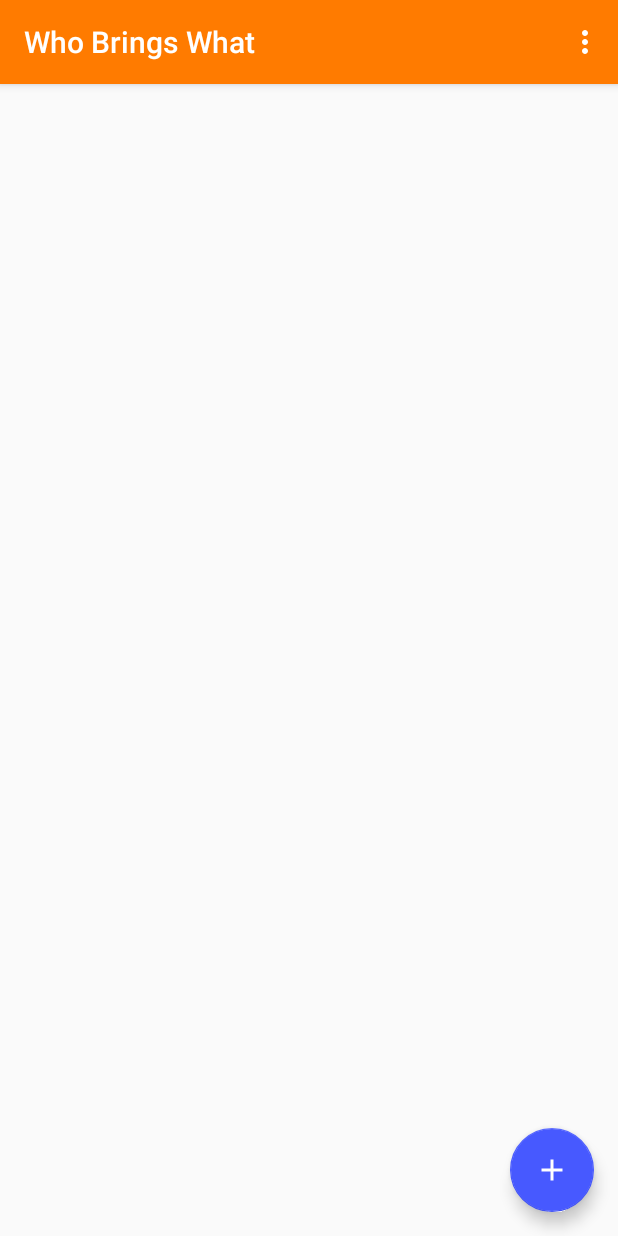
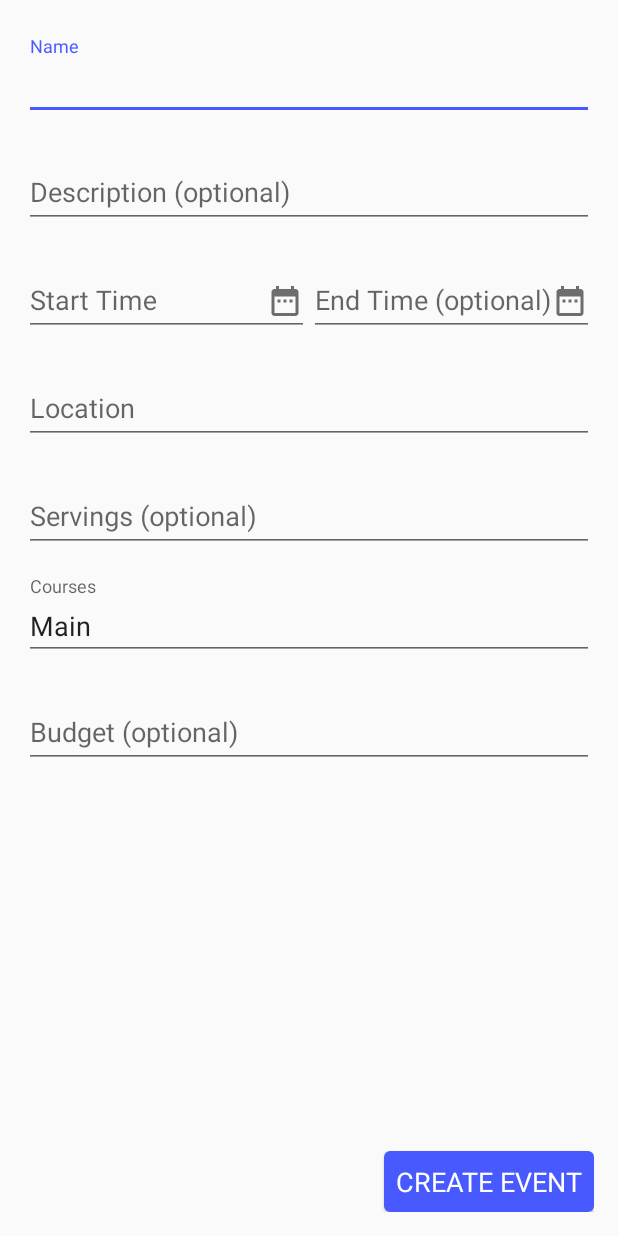
Before and after one commit to AntoinePurnelle/WhoBringsWhat-Android-Java, an Android app: the screen it shows after launch (EventsListActivity before the commit, EventCreationActivity after it), after a tap on an icon or button, on a phone screen of 412 x 824 dp. Run offline under Robolectric (Android 15) with nearby library versions, the phone set to English and light mode, and no system bars; our stand-ins replace ButterKnife, Firebase (no records; nobody signed in at launch, a user with empty details on screens opened directly); libraries missing offline, so code that uses them is left out: com.crashlytics.android, com.evernote.android, com.firebase.ui, io.fabric.sdk, io.github.luizgrp.sectionedrecyclerviewadapter; 5 statements that could not run were skipped.

Commit message:
Event Creation first draft

```diff
--- /dev/null
+++ b/app/src/main/java/net/ouftech/whobringswhat/EventCreationActivity.java
@@ -0,0 +1,156 @@
+/*
+ * Copyright 2018 Antoine PURNELLE
+ *
+ * Licensed under the Apache License, Version 2.0 (the "License");
+ * you may not use this file except in compliance with the License.
+ * You may obtain a copy of the License at
+ *
+ *     https://www.apache.org/licenses/LICENSE-2.0
+ *
+ * Unless required by applicable law or agreed to in writing, software
+ * distributed under the License is distributed on an "AS IS" BASIS,
+ * WITHOUT WARRANTIES OR CONDITIONS OF ANY KIND, either express or implied.
+ * See the License for the specific language governing permissions and
+ * limitations under the License.
+ */
+
+package net.ouftech.whobringswhat;
+
+import android.os.Bundle;
+import android.support.annotation.NonNull;
+import android.support.v7.app.AlertDialog;
+import android.text.TextUtils;
+import android.text.format.DateFormat;
+import android.widget.EditText;
+import android.widget.TextView;
+import android.widget.Toast;
+
+import com.evernote.android.state.State;
+
+import net.ouftech.whobringswhat.commons.BaseActivity;
+import net.ouftech.whobringswhat.model.Event;
+
+import java.util.ArrayList;
+import java.util.Date;
+import java.util.List;
+
+import butterknife.BindView;
+import butterknife.OnClick;
+
+public class EventCreationActivity extends BaseActivity {
+
+    public static final String EVENT_EXTRA = "EVENT_EXTRA";
+
+    @BindView(R.id.event_creation_name_et)
+    EditText nameEt;
+    @BindView(R.id.event_creation_description_et)
+    EditText descriptionEt;
+    @BindView(R.id.event_creation_start_time_et)
+    EditText startTimeEt;
+    @BindView(R.id.event_creation_end_time_et)
+    EditText endTimeEt;
+    @BindView(R.id.event_creation_location_et)
+    EditText locationEt;
+    @BindView(R.id.event_creation_servings_et)
+    EditText servingsEt;
+    @BindView(R.id.event_creation_courses_et)
+    EditText coursesEt;
+    @BindView(R.id.event_creation_budget_et)
+    EditText budgetEt;
+    @BindView(R.id.event_creation_save_button)
+    TextView saveButton;
+
+    @State
+    private Event event;
+    private boolean[] courses;
+
+    @Override
+    protected void onCreate(Bundle savedInstanceState) {
+        super.onCreate(savedInstanceState);
+
+        if (savedInstanceState == null)
+            event = getIntent().getParcelableExtra(EVENT_EXTRA);
+
+        if (event == null)
+            event = new Event();
+
+        nameEt.setText(event.getName());
+        descriptionEt.setText(event.getDescription());
+        String startDate = event.getTime() > 0 ? DateFormat.getLongDateFormat(this).format(new Date(event.getTime())) : "";
+        startTimeEt.setText(startDate);
+        String endDate = event.getTime() > 0 ? DateFormat.getLongDateFormat(this).format(new Date(event.getEndTime())) : "";
+        endTimeEt.setText(endDate);
+        locationEt.setText(event.getLocation());
+        courses = new boolean[]{event.hasAppetizer(), event.hasStarter(), event.hasMain(), event.hasDessert()};
+        updateSelectedCourses();
+        budgetEt.setText(event.getBudget());
+    }
+
+    @OnClick(R.id.event_creation_start_time_et)
+    public void onStartTimeEtClicked() {
+    }
+
+    @OnClick(R.id.event_creation_end_time_et)
+    public void onEndTimeEtClicked() {
+    }
+
+    @OnClick(R.id.event_creation_courses_et)
+    public void onCoursesEtClicked() {
+        new AlertDialog.Builder(this)
+                .setTitle(R.string.courses)
+                .setMultiChoiceItems(getResources().getStringArray(R.array.planets_array), courses, (dialog, which, isChecked) -> {
+                    courses[which] = isChecked;
+                    updateSelectedCourses();
+                })
+                .setPositiveButton(android.R.string.ok, (dialog, which) -> dialog.dismiss())
+                .create().show();
+    }
+
+    private void updateSelectedCourses() {
+        List<String> selectedCourses = new ArrayList<>();
+        for (int i = 0; i < courses.length; i++) {
+            if (courses[i])
+                selectedCourses.add(getResources().getStringArray(R.array.planets_array)[i]);
+        }
+        coursesEt.setText(TextUtils.join(", ", selectedCourses));
+    }
+
+    @OnClick(R.id.event_creation_save_button)
+    public void onSaveButtonClicked() {
+        checkValidity();
+    }
+
+    private boolean checkValidity() {
+        if (nameEt.getText().length() == 0
+                || startTimeEt.getText().length() == 0
+                || locationEt.getText().length() == 0
+                || coursesEt.getText().length() == 0) {
+            warnInvalidFields();
+            return false;
+        }
+        return true;
+    }
+
+    private void warnInvalidFields() {
+        Toast.makeText(this, R.string.please_fill_non_optional, Toast.LENGTH_LONG).show();
+    }
+
+    @NonNull
+    @Override
+    protected String getLogTag() {
+        return "EventCreationActivity";
+    }
+
+    @Override
+    protected int getLayoutId() {
+        return R.layout.event_creation;
+    }
+
+    public Event getEvent() {
+        return event;
+    }
+
+    public void setEvent(Event event) {
+        this.event = event;
+    }
+}
--- a/app/src/main/java/net/ouftech/whobringswhat/eventslist/EventsListActivity.java
+++ b/app/src/main/java/net/ouftech/whobringswhat/eventslist/EventsListActivity.java
@@ -36,6 +36,7 @@ import com.firebase.ui.auth.IdpResponse;
 import com.google.firebase.auth.FirebaseAuth;
 import com.google.firebase.auth.FirebaseUser;
 
+import net.ouftech.whobringswhat.EventCreationActivity;
 import net.ouftech.whobringswhat.R;
 import net.ouftech.whobringswhat.commons.BaseActivity;
 import net.ouftech.whobringswhat.commons.Logger;
@@ -49,6 +50,7 @@ import java.util.Date;
 import java.util.List;
 
 import butterknife.BindView;
+import butterknife.OnClick;
 import io.fabric.sdk.android.Fabric;
 import io.github.luizgrp.sectionedrecyclerviewadapter.SectionedRecyclerViewAdapter;
 
@@ -75,10 +77,6 @@ public class EventsListActivity extends BaseActivity {
         setSupportActionBar(toolbar);
 
         init();
-
-        fab.setOnClickListener(view -> {
-            FirestoreManager.test();
-        });
 
         FirebaseUser firebaseUser = FirebaseAuth.getInstance().getCurrentUser();
         if (firebaseUser != null)
@@ -131,6 +129,7 @@ public class EventsListActivity extends BaseActivity {
 
                     updateLoginMenu();
                 });
+
         sectionedAdapter.removeAllSections();
         sectionedAdapter.notifyDataSetChanged();
         emptyMessageTextView.setText(R.string.events_list_empty_message_not_logged_in);
@@ -270,12 +269,14 @@ public class EventsListActivity extends BaseActivity {
 
         runOnUiThread(() -> {
 
-            if (upcomingEvents.isEmpty() && pastEvents.isEmpty() && emptyMessageTextView != null && isRunning()) {
-                FirebaseUser user = FirebaseAuth.getInstance().getCurrentUser();
-                emptyMessageTextView.setText((user == null || user.isAnonymous()) ? R.string.events_list_empty_message_not_logged_in : R.string.events_list_empty_message);
-                emptyMessageTextView.setVisibility(View.VISIBLE);
-            } else {
-                emptyMessageTextView.setVisibility(View.GONE);
+            if (emptyMessageTextView != null && isRunning()) {
+                if (upcomingEvents.isEmpty() && pastEvents.isEmpty()) {
+                    FirebaseUser user = FirebaseAuth.getInstance().getCurrentUser();
+                    emptyMessageTextView.setText((user == null || user.isAnonymous()) ? R.string.events_list_empty_message_not_logged_in : R.string.events_list_empty_message);
+                    emptyMessageTextView.setVisibility(View.VISIBLE);
+                } else {
+                    emptyMessageTextView.setVisibility(View.GONE);
+                }
             }
         });
 
@@ -330,6 +331,12 @@ public class EventsListActivity extends BaseActivity {
             runOnUiThread(() -> progressBar.setVisibility(visible ? View.VISIBLE : View.GONE));
     }
 
+    @OnClick(R.id.fab)
+    public void onViewClicked() {
+        Intent intent = new Intent(this, EventCreationActivity.class);
+        startActivity(intent);
+    }
+
     @NonNull
     @Override
     protected String getLogTag() {
--- a/app/src/main/java/net/ouftech/whobringswhat/model/FirestoreManager.java
+++ b/app/src/main/java/net/ouftech/whobringswhat/model/FirestoreManager.java
@@ -361,7 +361,7 @@ public class FirestoreManager {
                 100,
                 true, true, true, true,
                 "Barbecue",
-                15, "$",
+                "15$",
                 users,
                 db.collection(USERS_COLLECTIONS_NAME).document("apu+user2@ouftech.net")
         );
--- /dev/null
+++ b/app/src/main/res/drawable/ic_date_range_black_24dp.xml
@@ -0,0 +1,9 @@
+<vector xmlns:android="http://schemas.android.com/apk/res/android"
+        android:width="24dp"
+        android:height="24dp"
+        android:viewportWidth="24.0"
+        android:viewportHeight="24.0">
+    <path
+        android:fillColor="#90000000"
+        android:pathData="M9,11L7,11v2h2v-2zM13,11h-2v2h2v-2zM17,11h-2v2h2v-2zM19,4h-1L18,2h-2v2L8,4L8,2L6,2v2L5,4c-1.11,0 -1.99,0.9 -1.99,2L3,20c0,1.1 0.89,2 2,2h14c1.1,0 2,-0.9 2,-2L21,6c0,-1.1 -0.9,-2 -2,-2zM19,20L5,20L5,9h14v11z"/>
+</vector>
--- /dev/null
+++ b/app/src/main/res/drawable/rounded_corner_button.xml
@@ -0,0 +1,42 @@
+<?xml version="1.0" encoding="utf-8"?>
+
+<!--
+  ~ Copyright 2018 Antoine PURNELLE
+  ~
+  ~ Licensed under the Apache License, Version 2.0 (the "License");
+  ~ you may not use this file except in compliance with the License.
+  ~ You may obtain a copy of the License at
+  ~
+  ~     https://www.apache.org/licenses/LICENSE-2.0
+  ~
+  ~ Unless required by applicable law or agreed to in writing, software
+  ~ distributed under the License is distributed on an "AS IS" BASIS,
+  ~ WITHOUT WARRANTIES OR CONDITIONS OF ANY KIND, either express or implied.
+  ~ See the License for the specific language governing permissions and
+  ~ limitations under the License.
+  -->
+
+<selector xmlns:android="http://schemas.android.com/apk/res/android" >
+    <item android:state_pressed="true" >
+        <shape android:shape="rectangle"  >
+            <corners android:radius="3dip" />
+            <stroke android:width="1dip" android:color="#5e7974" />
+            <stroke android:width="1dip" android:color="?colorAccent" />
+            <solid android:color="?colorAccent"/>
+        </shape>
+    </item>
+    <item android:state_focused="true">
+        <shape android:shape="rectangle"  >
+            <corners android:radius="3dip" />
+            <stroke android:width="1dip" android:color="?colorAccent" />
+            <solid android:color="?colorAccent"/>
+        </shape>
+    </item>
+    <item >
+        <shape android:shape="rectangle"  >
+            <corners android:radius="3dip" />
+            <stroke android:width="1dip" android:color="?colorAccent" />
+            <solid android:color="?colorAccent"/>
+        </shape>
+    </item>
+</selector>
--- /dev/null
+++ b/app/src/main/res/layout/event_creation.xml
@@ -0,0 +1,154 @@
+<?xml version="1.0" encoding="utf-8"?>
+
+<!--
+  ~ Copyright 2018 Antoine PURNELLE
+  ~
+  ~ Licensed under the Apache License, Version 2.0 (the "License");
+  ~ you may not use this file except in compliance with the License.
+  ~ You may obtain a copy of the License at
+  ~
+  ~     https://www.apache.org/licenses/LICENSE-2.0
+  ~
+  ~ Unless required by applicable law or agreed to in writing, software
+  ~ distributed under the License is distributed on an "AS IS" BASIS,
+  ~ WITHOUT WARRANTIES OR CONDITIONS OF ANY KIND, either express or implied.
+  ~ See the License for the specific language governing permissions and
+  ~ limitations under the License.
+  -->
+
+<ScrollView xmlns:android="http://schemas.android.com/apk/res/android"
+    xmlns:app="http://schemas.android.com/apk/res-auto"
+    xmlns:tools="http://schemas.android.com/tools"
+    android:layout_width="match_parent"
+    android:layout_height="match_parent"
+    android:fillViewport="true"
+    app:layout_behavior="@string/appbar_scrolling_view_behavior"
+    tools:context=".MainActivity">
+
+    <LinearLayout xmlns:android="http://schemas.android.com/apk/res/android"
+        android:layout_width="match_parent"
+        android:layout_height="wrap_content"
+        android:layout_marginEnd="@dimen/event_card_horizontal_margin"
+        android:layout_marginStart="@dimen/event_card_horizontal_margin"
+        android:orientation="vertical"
+        android:padding="16dp">
+
+        <android.support.design.widget.TextInputLayout style="@style/TIL">
+
+            <EditText
+                android:id="@+id/event_creation_name_et"
+                style="@style/ET"
+                android:hint="@string/name"
+                android:inputType="text"
+                tools:text="Nanodegree Party" />
+        </android.support.design.widget.TextInputLayout>
+
+        <android.support.design.widget.TextInputLayout style="@style/TIL">
+
+            <EditText
+                android:id="@+id/event_creation_description_et"
+                style="@style/ET"
+                android:hint="@string/description_optional"
+                android:inputType="text" />
+        </android.support.design.widget.TextInputLayout>
+
+        <LinearLayout
+            android:layout_width="match_parent"
+            android:layout_height="wrap_content"
+            android:orientation="horizontal"
+            android:baselineAligned="false">
+
+            <android.support.design.widget.TextInputLayout
+                style="@style/TIL"
+                android:layout_width="0dp"
+                android:layout_weight="1">
+
+                <EditText
+                    android:id="@+id/event_creation_start_time_et"
+                    style="@style/ET"
+                    android:hint="@string/start_time"
+                    android:inputType="datetime"
+                    android:drawableEnd="@drawable/ic_date_range_black_24dp"
+                    tools:text="15/08 at 13:00" />
+            </android.support.design.widget.TextInputLayout>
+
+            <android.support.design.widget.TextInputLayout
+                style="@style/TIL"
+                android:layout_width="0dp"
+                android:layout_weight="1">
+
+                <EditText
+                    android:id="@+id/event_creation_end_time_et"
+                    style="@style/ET"
+                    android:hint="@string/end_time_optional"
+                    android:inputType="datetime"
+                    android:drawableEnd="@drawable/ic_date_range_black_24dp" />
+
+            </android.support.design.widget.TextInputLayout>
+
+        </LinearLayout>
+
+        <android.support.design.widget.TextInputLayout style="@style/TIL">
+
+            <EditText
+                android:id="@+id/event_creation_location_et"
+                style="@style/ET"
+                android:hint="@string/location"
+                android:inputType="text"
+                tools:text="Latham St, Mountain View" />
+        </android.support.design.widget.TextInputLayout>
+
+        <android.support.design.widget.TextInputLayout style="@style/TIL">
+
+            <EditText
+                android:id="@+id/event_creation_servings_et"
+                style="@style/ET"
+                android:hint="@string/servings_optional"
+                android:ems="10"
+                android:inputType="number"
+                tools:text="4000" />
+        </android.support.design.widget.TextInputLayout>
+
+        <android.support.design.widget.TextInputLayout style="@style/TIL">
+
+            <EditText
+                android:id="@+id/event_creation_courses_et"
+                style="@style/ET"
+                android:hint="@string/courses"
+                android:inputType="none"
+                android:focusable="false"
+                android:focusableInTouchMode="false"
+                tools:text="Appetizers, Main, Dessert" />
+        </android.support.design.widget.TextInputLayout>
+
+        <android.support.design.widget.TextInputLayout style="@style/TIL">
+
+            <EditText
+                android:id="@+id/event_creation_budget_et"
+                style="@style/ET"
+                android:hint="@string/budget_optional" />
+        </android.support.design.widget.TextInputLayout>
+
+        <View
+            android:layout_width="match_parent"
+            android:layout_height="0dp"
+            android:layout_weight="1" />
+
+        <TextView
+            android:id="@+id/event_creation_save_button"
+            android:layout_width="wrap_content"
+            android:layout_height="wrap_content"
+            android:layout_gravity="end"
+            android:layout_marginTop="@dimen/normal"
+            android:background="@drawable/rounded_corner_button"
+            android:elevation="@dimen/default_elevation"
+            android:padding="@dimen/normal"
+            android:text="@string/create_event"
+            android:textAllCaps="true"
+            android:textColor="@color/white"
+            android:textSize="@dimen/text_size_title"
+            tools:ignore="UnusedAttribute" />
+
+    </LinearLayout>
+
+</ScrollView>
--- a/app/src/main/res/values/colors.xml
+++ b/app/src/main/res/values/colors.xml
@@ -24,4 +24,6 @@
     <color name="primary_text_color">#90000000</color>
     <color name="secondary_text_color">#60000000</color>
     <color name="light_grey">#30000000</color>
+    <color name="white">#fff</color>
+    <color name="red">#ff0000</color>
 </resources>
--- a/app/src/main/res/values/dimens.xml
+++ b/app/src/main/res/values/dimens.xml
@@ -34,6 +34,7 @@
     <dimen name="text_margin">16dp</dimen>
     <dimen name="icon_default_size">24dp</dimen>
     <dimen name="loading_indicator_size">42dp</dimen>
+    <dimen name="default_elevation">@dimen/smaller</dimen>
 
     <dimen name="event_card_horizontal_margin">@dimen/none</dimen>
     <dimen name="event_card_vertical_margin">@dimen/normal</dimen>
--- a/app/src/main/res/values/strings.xml
+++ b/app/src/main/res/values/strings.xml
@@ -21,6 +21,33 @@
     <string name="login">Log in</string>
     <string name="logout">Log out</string>
     <string name="not_now">Not now</string>
+
+    <string name="name">Name</string>
+    <string name="start_time">Start Time</string>
+    <string name="end_time_optional">End Time (optional)</string>
+    <string name="description_optional">Description (optional)</string>
+    <string name="location">Location</string>
+    <string name="servings_optional">Servings (optional)</string>
+    <string name="budget_optional">Budget (optional)</string>
+    <string name="courses">Courses</string>
+
+    <string name="create_event">Create event</string>
+    <string name="save_event">Save event</string>
+
+    <string name="appetizer">Appetizer</string>
+    <string name="starter">Starter</string>
+    <string name="main">Main</string>
+    <string name="dessert">Dessert</string>
+
+    <string-array name="planets_array">
+        <item>@string/appetizer</item>
+        <item>@string/starter</item>
+        <item>@string/main</item>
+        <item>@string/dessert</item>
+    </string-array>
+
+    <string name="please_fill_non_optional">Please fill all the non-optional fields</string>
+
     <string name="login_error_dialog_message">An error occurred while trying to log you in. Please try again</string>
     <string name="login_error_dialog_title">Login error</string>
     <string name="login_dialog_title">Log in to Who Brings What</string>
```
Also changed, not shown: app/src/main/AndroidManifest.xml (+7 -1 lines), app/src/main/java/net/ouftech/whobringswhat/model/Event.java (+68 -25 lines).
